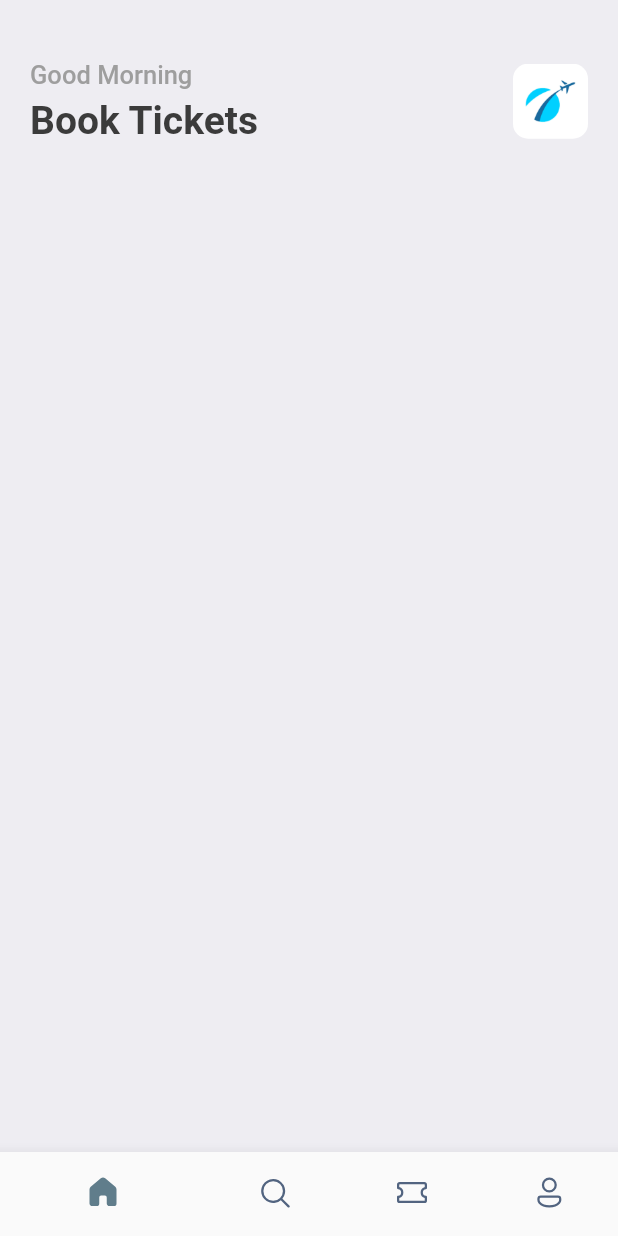
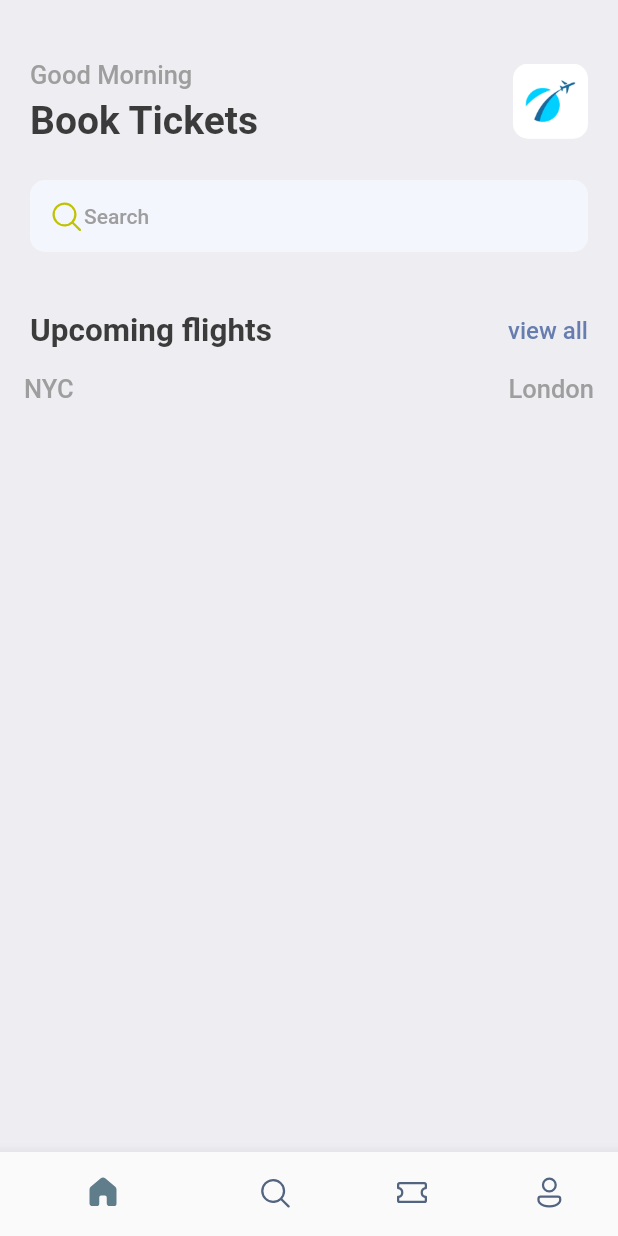
Before and after one commit to Linabousbih/TravelApp, a Flutter app: the screen it shows after launch, on a phone screen of 412 x 824 dp. Run offline on Flutter 3.47's test engine with Material 2 defaults, Android fonts, the phone set to English and light mode, and no system bars; our stand-ins replace fluentui_icons, gap.

Commit message:
Starting the tickets section

```diff
--- a/lib/screens/home_screen.dart
+++ b/lib/screens/home_screen.dart
@@ -1,3 +1,5 @@
+import 'package:first_one/screens/ticket_view.dart';
+import 'package:fluentui_icons/fluentui_icons.dart';
 import 'package:flutter/material.dart';
 import 'package:first_one/utils/app_styles.dart';
 import 'package:gap/gap.dart';
@@ -36,10 +38,37 @@ class HomeScreen extends StatelessWidget {
                             image: DecorationImage(
                                 image: AssetImage("assets/images/img_1.png"))))
                   ],
+                ),
+                const Gap(25),
+                Container(
+                  decoration: BoxDecoration(
+                    borderRadius: BorderRadius.circular(10),
+                    color: const Color(0xFFF4F6FD),
+                  ),
+                  padding: const EdgeInsets.symmetric(horizontal: 12, vertical: 12),
+                  child: Row(
+                    children: [
+                      const Icon(FluentSystemIcons.ic_fluent_search_regular, color: Color(0xFFBFC205),),
+                      Text("Search", style: Styles.headlineStyleXS,)
+                    ],
+                  ),
+                ),
+                const Gap(40),
+                Row(
+                  mainAxisAlignment: MainAxisAlignment.spaceBetween,
+                  children: [
+                    Text("Upcoming flights", style: Styles.headlineStyleM,),
+                    InkWell(
+                      onTap: (){
+                        print("tapped");
+                      },
+                      child: Text("view all", style: Styles.textStyle.copyWith(color:Styles.primaryColor ),)),
+                  ],
                 )
               ],
             ),
-          )
+          ),
+          TicketView(),
         ],
       ),
     );
--- /dev/null
+++ b/lib/screens/ticket_view.dart
@@ -0,0 +1,38 @@
+import 'package:first_one/utils/app_layout.dart';
+import 'package:first_one/utils/app_styles.dart';
+import 'package:flutter/material.dart';
+
+class TicketView extends StatelessWidget {
+  const TicketView({super.key});
+
+  @override
+  Widget build(BuildContext context) {
+
+    final size = AppLayout.getSize(context);
+
+    return SizedBox(
+      width: size.width,
+      height: 200,
+      child: Container(
+        child: Column(
+          children: [
+            Container(
+              padding: const EdgeInsets.all(16),
+              child: Column(
+                children: [
+                  Row(
+                    children: [
+                      Text("NYC", style: Styles.headlineStyleS,),
+                      const Spacer(),
+                      Text("London", style: Styles.headlineStyleS,),
+                    ],
+                  )
+                ],
+              ),
+            )
+          ],
+        ),
+      ),
+    );
+  }
+}
--- /dev/null
+++ b/lib/utils/app_layout.dart
@@ -0,0 +1,8 @@
+import 'package:first_one/utils/app_styles.dart';
+import 'package:flutter/cupertino.dart';
+
+class AppLayout{
+  static getSize(BuildContext context){
+    return MediaQuery.of(context).size;
+  }
+}
```
